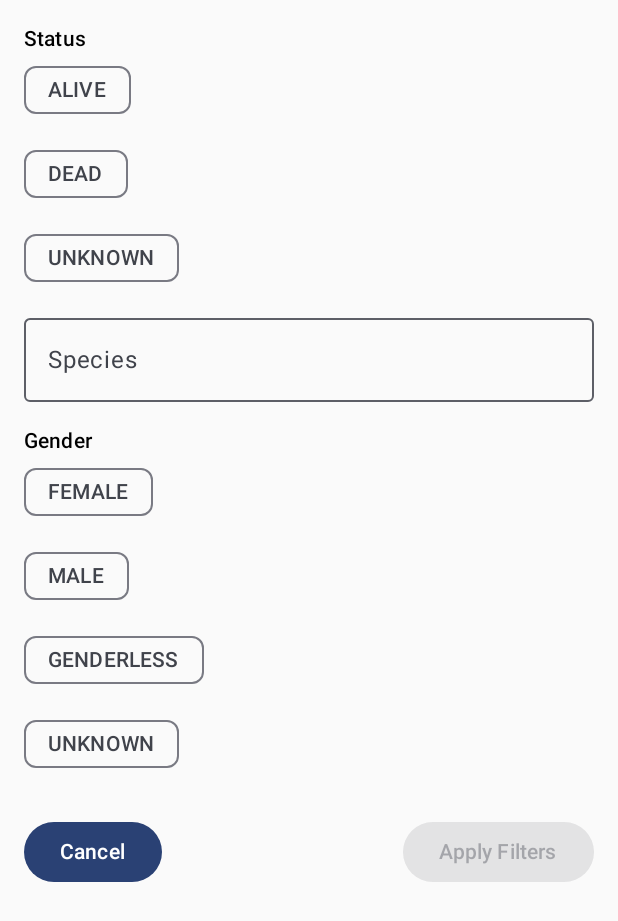
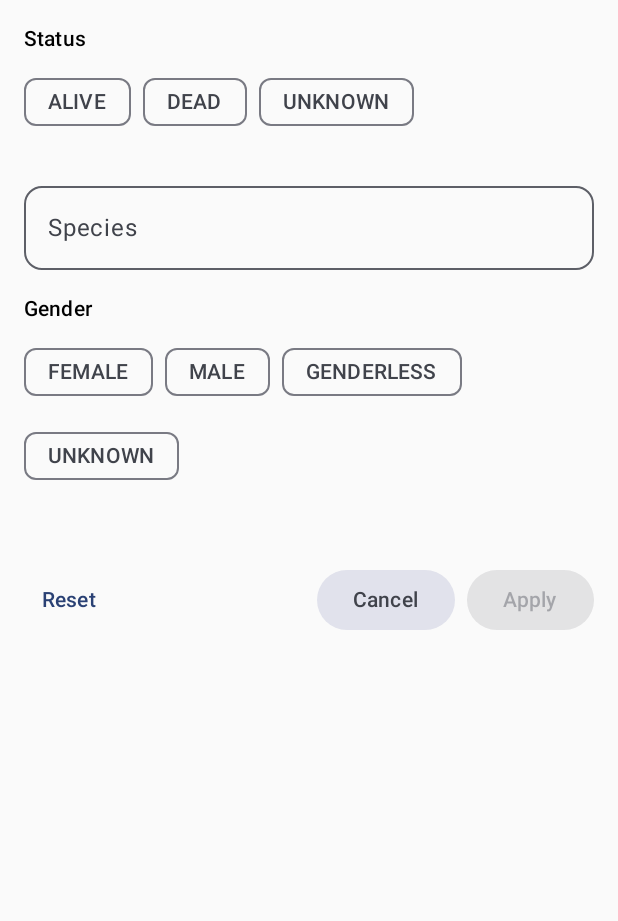
Before and after one commit to DemonBoss1/Rick-and-Morty, an Android app built with Jetpack Compose: the FilterScreen screen opened through its navigation route, on a phone screen of 412 x 824 dp. Shown: the top 921 px of the screen. Run offline under Robolectric (Android 15) with nearby library versions, the phone set to English and light mode, and no system bars; our stand-ins replace Dagger/Hilt's generated code; pictures from the network do not load.

Commit message:
FilterScreen update

```diff
--- a/app/src/main/java/com/empire_mammoth/rickandmorty/ui/view/FilterScreen.kt
+++ b/app/src/main/java/com/empire_mammoth/rickandmorty/ui/view/FilterScreen.kt
@@ -2,71 +2,141 @@ package com.empire_mammoth.rickandmorty.ui.view
 
 import androidx.compose.foundation.layout.Arrangement
 import androidx.compose.foundation.layout.Column
+import androidx.compose.foundation.layout.ExperimentalLayoutApi
+import androidx.compose.foundation.layout.FlowRow
 import androidx.compose.foundation.layout.Row
+import androidx.compose.foundation.layout.fillMaxSize
 import androidx.compose.foundation.layout.fillMaxWidth
+import androidx.compose.foundation.layout.navigationBarsPadding
 import androidx.compose.foundation.layout.padding
+import androidx.compose.foundation.layout.statusBarsPadding
 import androidx.compose.material3.Button
+import androidx.compose.material3.ButtonDefaults
 import androidx.compose.material3.FilterChip
+import androidx.compose.material3.FilterChipDefaults
 import androidx.compose.material3.MaterialTheme
 import androidx.compose.material3.OutlinedTextField
 import androidx.compose.material3.Text
+import androidx.compose.material3.TextButton
 import androidx.compose.runtime.Composable
 import androidx.compose.runtime.getValue
 import androidx.compose.runtime.mutableStateOf
 import androidx.compose.runtime.remember
 import androidx.compose.runtime.setValue
+import androidx.compose.ui.Alignment
 import androidx.compose.ui.Modifier
+import androidx.compose.ui.tooling.preview.Preview
 import androidx.compose.ui.unit.dp
 import com.empire_mammoth.rickandmorty.domain.model.CharacterFilter
 import com.empire_mammoth.rickandmorty.domain.model.CharacterGender
 import com.empire_mammoth.rickandmorty.domain.model.CharacterStatus
 
+@OptIn(ExperimentalLayoutApi::class)
 @Composable
 fun FilterScreen(
+    currentFilter: CharacterFilter? = null,
     onApplyFilter: (CharacterFilter) -> Unit,
     onDismiss: () -> Unit
 ) {
-    var status by remember { mutableStateOf<CharacterStatus?>(null) }
-    var species by remember { mutableStateOf("") }
-    var gender by remember { mutableStateOf<CharacterGender?>(null) }
+    var status by remember { mutableStateOf(currentFilter?.status) }
+    var species by remember { mutableStateOf(currentFilter?.species ?: "") }
+    var gender by remember { mutableStateOf(currentFilter?.gender) }
 
-    Column(modifier = Modifier.padding(16.dp)) {
-        Text("Status", style = MaterialTheme.typography.titleSmall)
+    Column(
+        modifier = Modifier
+            .fillMaxSize()
+            .padding(16.dp)
+            .statusBarsPadding()
+            .navigationBarsPadding()
+    ) {
+        // Секция статуса
+        Text(
+            text = "Status",
+            style = MaterialTheme.typography.titleSmall,
+            modifier = Modifier.padding(bottom = 8.dp)
+        )
+
+        FlowRow(
+            horizontalArrangement = Arrangement.spacedBy(8.dp),
+            modifier = Modifier.padding(bottom = 16.dp)
+        ) {
             CharacterStatus.entries.forEach { item ->
                 FilterChip(
                     selected = status == item,
                     onClick = { status = if (status == item) null else item },
                     label = { Text(item.name) },
-                modifier = Modifier.padding(end = 8.dp, bottom = 8.dp)
+                    colors = FilterChipDefaults.filterChipColors(
+                        selectedContainerColor = MaterialTheme.colorScheme.primaryContainer,
+                        selectedLabelColor = MaterialTheme.colorScheme.onPrimaryContainer
+                    ),
+                    modifier = Modifier.padding(bottom = 8.dp)
                 )
             }
+        }
 
+        // Поле для вида
         OutlinedTextField(
             value = species,
             onValueChange = { species = it },
             label = { Text("Species") },
             modifier = Modifier
                 .fillMaxWidth()
-                .padding(bottom = 16.dp)
+                .padding(bottom = 16.dp),
+            shape = MaterialTheme.shapes.medium
         )
 
-        Text("Gender", style = MaterialTheme.typography.titleSmall)
+        // Секция пола
+        Text(
+            text = "Gender",
+            style = MaterialTheme.typography.titleSmall,
+            modifier = Modifier.padding(bottom = 8.dp)
+        )
+
+        FlowRow(
+            horizontalArrangement = Arrangement.spacedBy(8.dp),
+            modifier = Modifier.padding(bottom = 24.dp)
+        ) {
             CharacterGender.entries.forEach { item ->
                 FilterChip(
                     selected = gender == item,
                     onClick = { gender = if (gender == item) null else item },
                     label = { Text(item.name) },
-                modifier = Modifier.padding(end = 8.dp, bottom = 8.dp)
+                    colors = FilterChipDefaults.filterChipColors(
+                        selectedContainerColor = MaterialTheme.colorScheme.primaryContainer,
+                        selectedLabelColor = MaterialTheme.colorScheme.onPrimaryContainer
+                    ),
+                    modifier = Modifier.padding(bottom = 8.dp)
                 )
             }
+        }
 
+        // Кнопки действий (закреплены внизу)
         Row(
             modifier = Modifier
                 .fillMaxWidth()
                 .padding(top = 16.dp),
             horizontalArrangement = Arrangement.SpaceBetween
         ) {
-            Button(onClick = onDismiss) {
+            TextButton(
+                onClick = {
+                    status = null
+                    species = ""
+                    gender = null
+                }
+            ) {
+                Text("Reset")
+            }
+
+            Row(
+                horizontalArrangement = Arrangement.spacedBy(8.dp)
+            ) {
+                Button(
+                    onClick = onDismiss,
+                    colors = ButtonDefaults.buttonColors(
+                        containerColor = MaterialTheme.colorScheme.surfaceVariant,
+                        contentColor = MaterialTheme.colorScheme.onSurfaceVariant
+                    )
+                ) {
                     Text("Cancel")
                 }
 
@@ -82,8 +152,20 @@ fun FilterScreen(
                     },
                     enabled = status != null || species.isNotBlank() || gender != null
                 ) {
-                Text("Apply Filters")
+                    Text("Apply")
                 }
             }
         }
     }
+}
+
+@Preview
+@Composable
+fun FilterScreenPreview() {
+    MaterialTheme {
+        FilterScreen(
+            onApplyFilter = {},
+            onDismiss = {}
+        )
+    }
+}
```
Lines whose indentation alone changed are shown as unchanged.
